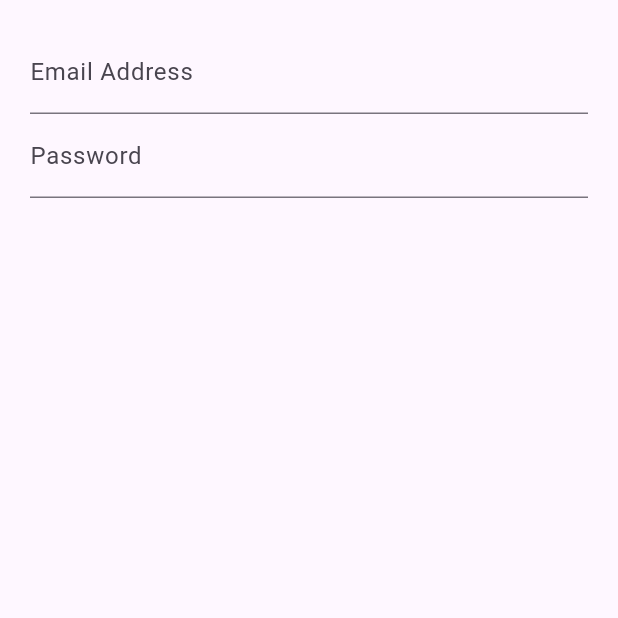
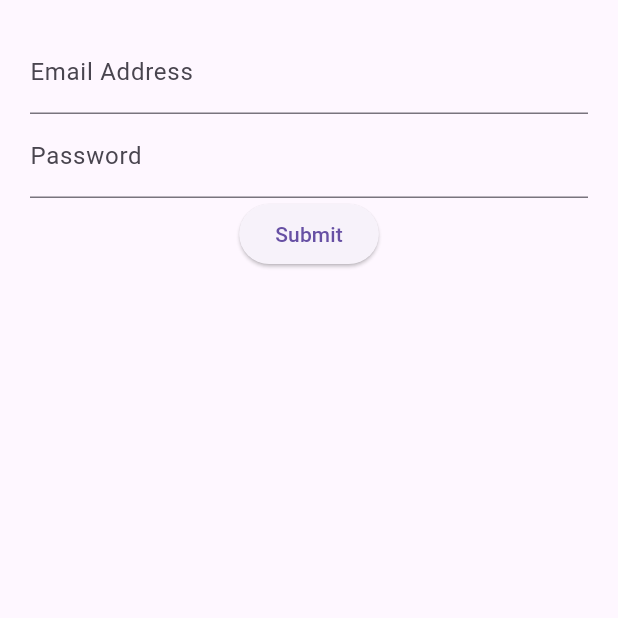
Before and after one commit to Maichonok/Forms-and-Validation-with-Flutter, a Flutter app: the screen it shows after launch, on a phone screen of 412 x 824 dp, the top half of it. Run offline on Flutter 3.47's test engine with Material 3 defaults, Android fonts, the phone set to English and light mode, and no system bars.

Commit message:
display buttons with ElevatedButton

```diff
--- a/lib/src/screens/login_screen.dart
+++ b/lib/src/screens/login_screen.dart
@@ -12,11 +12,7 @@ class _LoginScreenState extends State<LoginScreen> {
       margin: EdgeInsets.all(20.0),
       child: Form(
         child: Column(
-          children: [
-            emailField(),
-            passwordField(),
-            // submitButton(onPressed: () {}, child: Text('Login')),
-          ],
+          children: [emailField(), passwordField(), submitButton()],
         ),
       ),
     );
@@ -43,6 +39,6 @@ class _LoginScreenState extends State<LoginScreen> {
   }
 
   Widget submitButton() {
-    return ElevatedButton(onPressed: () {}, child: Text('Login'));
+    return ElevatedButton(onPressed: () {}, child: Text('Submit'));
   }
 }
```
